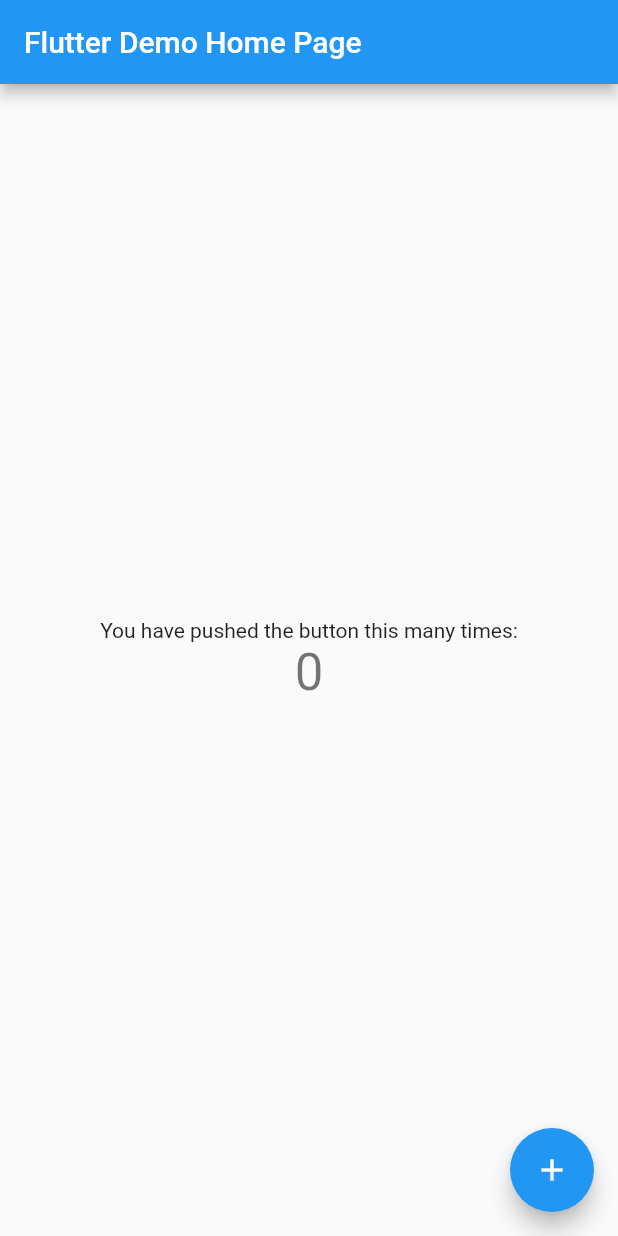
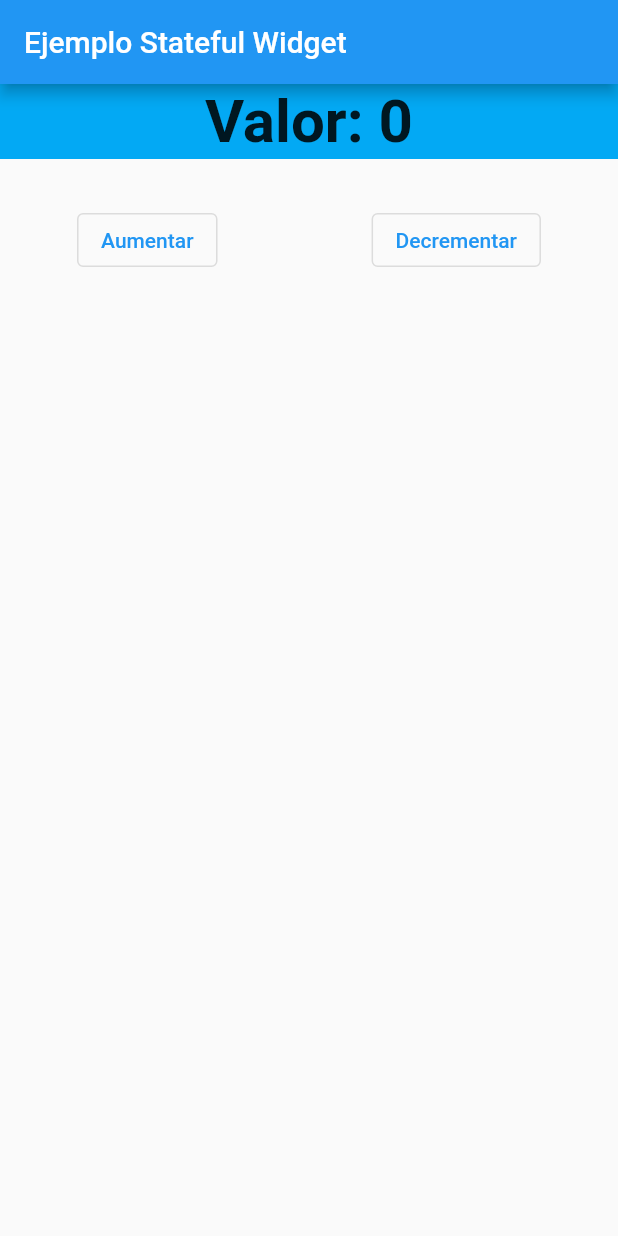
Before and after one commit to Felipe80/DAM020_U1, a Flutter app: the screen it shows after launch, on a phone screen of 412 x 824 dp. Run offline on Flutter 3.47's test engine with Material 2 defaults, Android fonts, the light colour scheme and no system bars.

Commit message:
ejercicios videos 4 al 6

```diff
--- a/u1_300/lib/main.dart
+++ b/u1_300/lib/main.dart
@@ -1,4 +1,6 @@
 import 'package:flutter/material.dart';
+import 'package:u1_300/pages/boton_page.dart';
+import 'package:u1_300/pages/cols_rows_page.dart';
 
 void main() {
   runApp(MyApp());
@@ -9,6 +11,7 @@
   @override
   Widget build(BuildContext context) {
     return MaterialApp(
+      debugShowCheckedModeBanner: false,
       title: 'Flutter Demo',
       theme: ThemeData(
         // This is the theme of your application.
@@ -22,92 +25,7 @@
         // is not restarted.
         primarySwatch: Colors.blue,
       ),
-      home: MyHomePage(title: 'Flutter Demo Home Page'),
+      home: BotonPage(),
     );
   }
 }
-
-class MyHomePage extends StatefulWidget {
-  MyHomePage({Key? key, required this.title}) : super(key: key);
-
-  // This widget is the home page of your application. It is stateful, meaning
-  // that it has a State object (defined below) that contains fields that affect
-  // how it looks.
-
-  // This class is the configuration for the state. It holds the values (in this
-  // case the title) provided by the parent (in this case the App widget) and
-  // used by the build method of the State. Fields in a Widget subclass are
-  // always marked "final".
-
-  final String title;
-
-  @override
-  _MyHomePageState createState() => _MyHomePageState();
-}
-
-class _MyHomePageState extends State<MyHomePage> {
-  int _counter = 0;
-
-  void _incrementCounter() {
-    setState(() {
-      // This call to setState tells the Flutter framework that something has
-      // changed in this State, which causes it to rerun the build method below
-      // so that the display can reflect the updated values. If we changed
-      // _counter without calling setState(), then the build method would not be
-      // called again, and so nothing would appear to happen.
-      _counter++;
-    });
-  }
-
-  @override
-  Widget build(BuildContext context) {
-    // This method is rerun every time setState is called, for instance as done
-    // by the _incrementCounter method above.
-    //
-    // The Flutter framework has been optimized to make rerunning build methods
-    // fast, so that you can just rebuild anything that needs updating rather
-    // than having to individually change instances of widgets.
-    return Scaffold(
-      appBar: AppBar(
-        // Here we take the value from the MyHomePage object that was created by
-        // the App.build method, and use it to set our appbar title.
-        title: Text(widget.title),
-      ),
-      body: Center(
-        // Center is a layout widget. It takes a single child and positions it
-        // in the middle of the parent.
-        child: Column(
-          // Column is also a layout widget. It takes a list of children and
-          // arranges them vertically. By default, it sizes itself to fit its
-          // children horizontally, and tries to be as tall as its parent.
-          //
-          // Invoke "debug painting" (press "p" in the console, choose the
-          // "Toggle Debug Paint" action from the Flutter Inspector in Android
-          // Studio, or the "Toggle Debug Paint" command in Visual Studio Code)
-          // to see the wireframe for each widget.
-          //
-          // Column has various properties to control how it sizes itself and
-          // how it positions its children. Here we use mainAxisAlignment to
-          // center the children vertically; the main axis here is the vertical
-          // axis because Columns are vertical (the cross axis would be
-          // horizontal).
-          mainAxisAlignment: MainAxisAlignment.center,
-          children: <Widget>[
-            Text(
-              'You have pushed the button this many times:',
-            ),
-            Text(
-              '$_counter',
-              style: Theme.of(context).textTheme.headline4,
-            ),
-          ],
-        ),
-      ),
-      floatingActionButton: FloatingActionButton(
-        onPressed: _incrementCounter,
-        tooltip: 'Increment',
-        child: Icon(Icons.add),
-      ), // This trailing comma makes auto-formatting nicer for build methods.
-    );
-  }
-}
--- /dev/null
+++ b/u1_300/lib/pages/boton_page.dart
@@ -0,0 +1,64 @@
+import 'package:flutter/material.dart';
+
+class BotonPage extends StatefulWidget {
+  BotonPage({Key? key}) : super(key: key);
+
+  @override
+  _BotonPageState createState() => _BotonPageState();
+}
+
+class _BotonPageState extends State<BotonPage> {
+  int numero = 0;
+
+  @override
+  Widget build(BuildContext context) {
+    return Scaffold(
+      appBar: AppBar(
+        title: Text('Ejemplo Stateful Widget'),
+      ),
+      body: Column(
+        children: [
+          Container(
+            alignment: Alignment.center,
+            width: double.infinity,
+            height: 50,
+            color: Colors.lightBlue,
+            child: Text(
+              'Valor: $numero',
+              style: TextStyle(fontSize: 40, fontWeight: FontWeight.bold),
+            ),
+          ),
+          Container(
+            // color: Colors.lightGreen,
+            margin: EdgeInsets.only(top: 30),
+            width: double.infinity,
+            alignment: Alignment.center,
+            child: Row(
+              mainAxisAlignment: MainAxisAlignment.spaceAround,
+              children: [
+                OutlinedButton(
+                  child: Text('Aumentar'),
+                  onPressed: () {
+                    // print('Aumentar');
+                    setState(() {
+                      numero++;
+                    });
+                  },
+                ),
+                OutlinedButton(
+                  child: Text('Decrementar'),
+                  onPressed: () {
+                    // print('Decrementar');
+                    setState(() {
+                      numero--;
+                    });
+                  },
+                ),
+              ],
+            ),
+          ),
+        ],
+      ),
+    );
+  }
+}
```
Also changed, not shown: u1_300/lib/pages/cols_rows_page.dart (added, +56 -0 lines).
